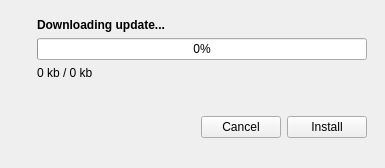
Before: the Qt Designer form QSimpleUpdater/src/dialogs/download_dialog.ui in alex-spataru/QSimpleUpdater, drawn with Qt 5.
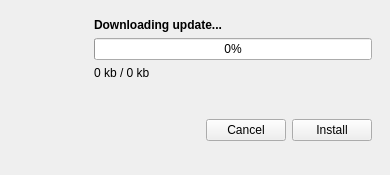
After: the same form once the commit is applied. Icons and pictures are not drawn.

```diff
--- a/QSimpleUpdater/src/dialogs/download_dialog.ui
+++ b/QSimpleUpdater/src/dialogs/download_dialog.ui
@@ -6,8 +6,8 @@
    <rect>
     <x>0</x>
     <y>0</y>
-    <width>385</width>
-    <height>168</height>
+    <width>390</width>
+    <height>175</height>
    </rect>
   </property>
   <property name="sizePolicy">
@@ -18,14 +18,14 @@
   </property>
   <property name="minimumSize">
    <size>
-    <width>0</width>
-    <height>0</height>
+    <width>390</width>
+    <height>175</height>
    </size>
   </property>
   <property name="maximumSize">
    <size>
-    <width>16777215</width>
-    <height>16777215</height>
+    <width>390</width>
+    <height>175</height>
    </size>
   </property>
   <property name="windowTitle">
@@ -49,6 +49,18 @@
    </property>
    <item>
     <widget class="QLabel" name="downloadIcon">
+     <property name="sizePolicy">
+      <sizepolicy hsizetype="Fixed" vsizetype="Fixed">
+       <horstretch>0</horstretch>
+       <verstretch>0</verstretch>
+      </sizepolicy>
+     </property>
+     <property name="minimumSize">
+      <size>
+       <width>64</width>
+       <height>64</height>
+      </size>
+     </property>
      <property name="text">
       <string/>
      </property>
```
Left out of the diff: 3 changed lines with no effect on the pictures.
